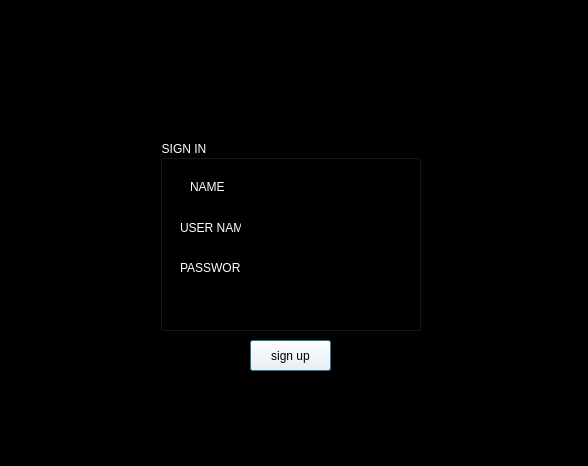
Qt form mainproject/create_account.ui (UIAP4002-Dr-Mahdavi/mini-project-2-sudoku-MJ202218) before a commit.
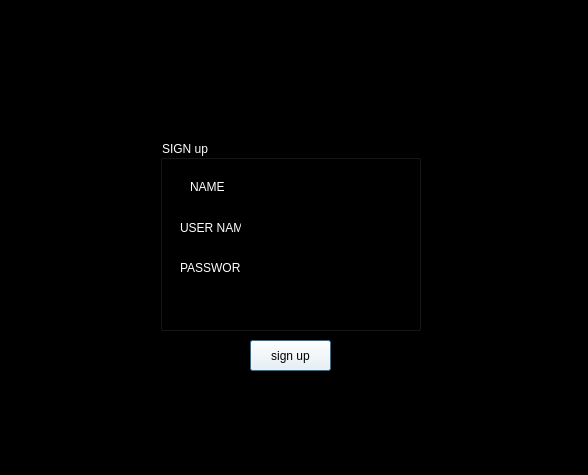
The same form after that commit.

Diff of the .ui file:
```diff
--- a/mainproject/create_account.ui
+++ b/mainproject/create_account.ui
@@ -7,7 +7,7 @@
     <x>0</x>
     <y>0</y>
     <width>588</width>
-    <height>466</height>
+    <height>475</height>
    </rect>
   </property>
   <property name="windowTitle">
@@ -31,7 +31,7 @@
 color: rgb(255, 255, 255);</string>
    </property>
    <property name="title">
-    <string>SIGN IN</string>
+    <string>SIGN up</string>
    </property>
    <widget class="QLabel" name="label">
     <property name="geometry">
```
Left out of the diff: 2 changed lines with no effect on the pictures.
